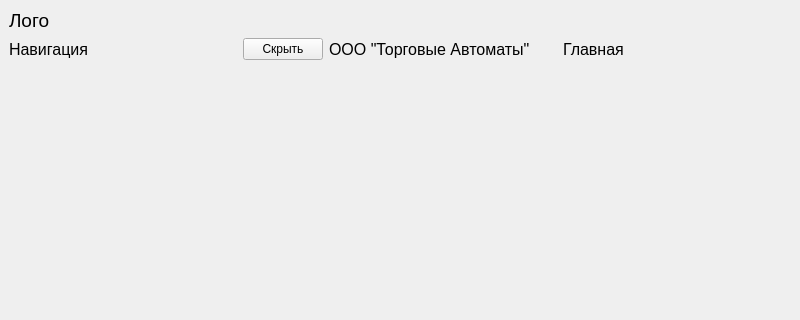
This is VendingFranchisorDesktop/mainwindow.ui in FlerkenArtem/Vending as Qt 5 draws it before an edit; both pictures show x 0 to 800 and y 0 to 320 of the 800 by 600 pixel window. The edited form follows.
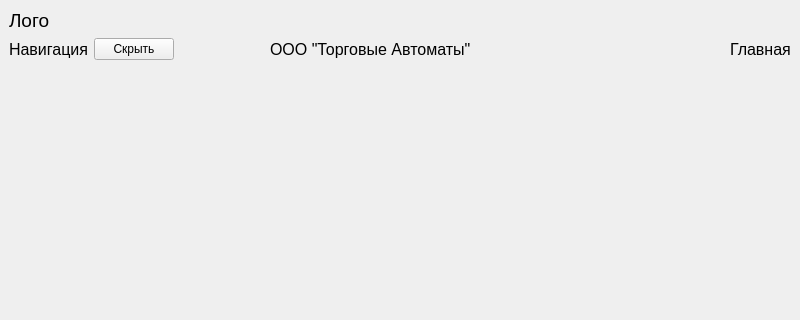
This is the edited form. Custom widgets are drawn as their Qt base class.

Diff of the .ui file:
```diff
--- a/VendingFranchisorDesktop/mainwindow.ui
+++ b/VendingFranchisorDesktop/mainwindow.ui
@@ -62,6 +62,24 @@
        </widget>
       </item>
       <item>
+       <spacer name="horizontalSpacer">
+        <property name="orientation">
+         <enum>Qt::Orientation::Horizontal</enum>
+        </property>
+        <property name="sizeType">
+         <enum>QSizePolicy::Policy::Minimum</enum>
+        </property>
+        <property name="sizeHint" stdset="0">
+         <size>
+          <width>90</width>
+          <height>20</height>
+         </size>
+        </property>
+       </spacer>
+      </item>
+      <item>
+       <layout class="QHBoxLayout" name="horizontalLayout_4">
+        <item>
        <widget class="QLabel" name="companyNameLabel">
         <property name="font">
          <font>
@@ -73,6 +91,19 @@
         </property>
        </widget>
       </item>
+        <item>
+         <spacer name="horizontalSpacer_2">
+          <property name="orientation">
+           <enum>Qt::Orientation::Horizontal</enum>
+          </property>
+          <property name="sizeHint" stdset="0">
+           <size>
+            <width>40</width>
+            <height>20</height>
+           </size>
+          </property>
+         </spacer>
+        </item>
       <item>
        <widget class="QLabel" name="windowNameLabel">
         <property name="font">
@@ -87,6 +118,8 @@
       </item>
      </layout>
     </item>
+     </layout>
+    </item>
     <item>
      <layout class="QHBoxLayout" name="horizontalLayout">
       <item>
@@ -116,7 +149,7 @@
        </spacer>
       </item>
       <item>
-       <widget class="QWidget" name="mainWidget" native="true">
+       <widget class="QStackedWidget" name="stackedWidget">
         <property name="sizePolicy">
          <sizepolicy hsizetype="Expanding" vsizetype="Minimum">
           <horstretch>0</horstretch>
@@ -126,6 +159,9 @@
         <property name="autoFillBackground">
          <bool>false</bool>
         </property>
+        <property name="currentIndex">
+         <number>-1</number>
+        </property>
        </widget>
       </item>
      </layout>
```
Lines whose indentation alone changed are shown as unchanged.
